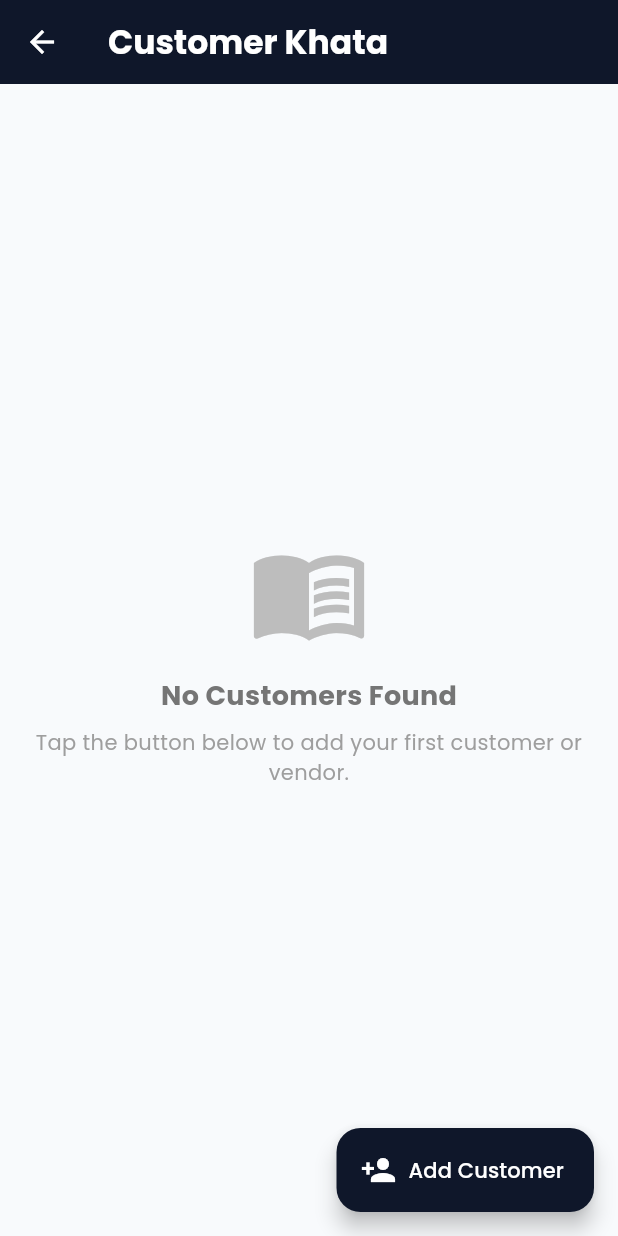
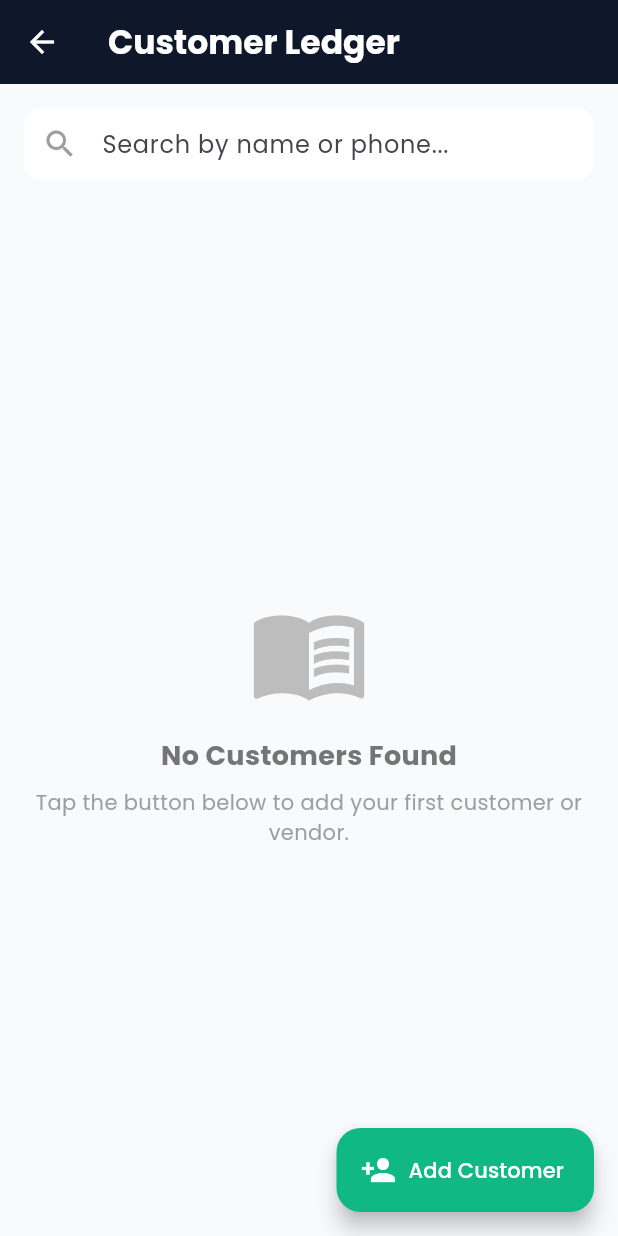
Before and after one commit to RehanAhmadDev/AzamKiryanaStore, a Flutter app: the KhataScreen screen opened directly, on a phone screen of 412 x 824 dp. Run offline on Flutter 3.47's test engine with Material 3 defaults, Android fonts, the phone set to English and light mode, and no system bars; our stand-ins replace flutter_riverpod, google_fonts, sqflite, supabase_flutter; accounts and stored records are empty.

```diff
--- a/lib/features/khata/presentation/pages/khata_screen.dart
+++ b/lib/features/khata/presentation/pages/khata_screen.dart
@@ -4,63 +4,133 @@ import 'package:flutter_riverpod/flutter_riverpod.dart';
 
 import '../state/state/khata_provider.dart';
 import '../widgets/add_customer_dialog.dart';
-import 'customer_detail_screen.dart'; // Naya import add kiya
+import 'customer_detail_screen.dart';
 
-// Riverpod ka state read karne ke liye ConsumerWidget use hota hai
-class KhataScreen extends ConsumerWidget {
+// Search bar ko handle karne ke liye ise ConsumerStatefulWidget banaya hai
+class KhataScreen extends ConsumerStatefulWidget {
   const KhataScreen({super.key});
 
   @override
-  Widget build(BuildContext context, WidgetRef ref) {
-    // Database se customers ka data yahan listen kar rahe hain
+  ConsumerState<KhataScreen> createState() => _KhataScreenState();
+}
+
+class _KhataScreenState extends ConsumerState<KhataScreen> {
+  // Search bar ke controllers
+  final TextEditingController _searchController = TextEditingController();
+  String _searchQuery = '';
+
+  @override
+  void dispose() {
+    _searchController.dispose();
+    super.dispose();
+  }
+
+  @override
+  Widget build(BuildContext context) {
     final customerState = ref.watch(customerProvider);
 
     return Scaffold(
       appBar: AppBar(
         title: const Text(
-          'Customer Khata',
+          'Customer Ledger', // English update
           style: TextStyle(fontWeight: FontWeight.bold, color: Colors.white),
         ),
-        backgroundColor: Theme.of(context).colorScheme.primary,
+        backgroundColor: const Color(0xFF0F172A), // Premium dark blue theme
         iconTheme: const IconThemeData(color: Colors.white),
       ),
       body: Container(
-        color: const Color(0xFFF8FAFC), // Premium light background
+        color: const Color(0xFFF8FAFC),
+        child: Column(
+          children: [
+            // --- NAYA FEATURE: Search Bar ---
+            Padding(
+              padding: const EdgeInsets.all(16.0),
+              child: TextField(
+                controller: _searchController,
+                onChanged: (value) {
+                  setState(() {
+                    _searchQuery = value;
+                  });
+                },
+                decoration: InputDecoration(
+                  hintText: 'Search by name or phone...',
+                  prefixIcon: const Icon(Icons.search, color: Colors.grey),
+                  suffixIcon: _searchQuery.isNotEmpty
+                      ? IconButton(
+                    icon: const Icon(Icons.clear, color: Colors.grey),
+                    onPressed: () {
+                      _searchController.clear();
+                      setState(() {
+                        _searchQuery = '';
+                      });
+                    },
+                  )
+                      : null,
+                  filled: true,
+                  fillColor: Colors.white,
+                  border: OutlineInputBorder(
+                    borderRadius: BorderRadius.circular(12),
+                    borderSide: BorderSide.none,
+                  ),
+                  contentPadding: const EdgeInsets.symmetric(vertical: 0),
+                ),
+              ),
+            ),
+
+            // --- Customer List ---
+            Expanded(
               child: customerState.when(
                 loading: () => const Center(child: CircularProgressIndicator()),
                 error: (error, stack) => Center(child: Text('Error: $error')),
                 data: (customers) {
+
+                  // Filter logic: Name ya Phone match kare
+                  final filteredCustomers = customers.where((customer) {
+                    final nameMatch = customer.name.toLowerCase().contains(_searchQuery.toLowerCase());
+                    final phoneMatch = customer.phone.contains(_searchQuery);
+                    return nameMatch || phoneMatch;
+                  }).toList();
+
                   if (customers.isEmpty) {
                     return _buildEmptyState();
                   }
+
+                  if (filteredCustomers.isEmpty) {
+                    return const Center(
+                      child: Text('No customers match your search.',
+                          style: TextStyle(color: Colors.grey)),
+                    );
+                  }
+
                   return ListView.builder(
-              padding: const EdgeInsets.all(16.0),
-              itemCount: customers.length,
+                    padding: const EdgeInsets.symmetric(horizontal: 16.0),
+                    itemCount: filteredCustomers.length,
                     itemBuilder: (context, index) {
-                final customer = customers[index];
+                      final customer = filteredCustomers[index];
                       return _buildCustomerCard(context, customer);
                     },
                   );
                 },
               ),
             ),
+          ],
+        ),
+      ),
       floatingActionButton: FloatingActionButton.extended(
         onPressed: () {
-          // --- Popup open karne ka logic ---
           showDialog(
             context: context,
             barrierDismissible: true,
             builder: (context) => const AddCustomerDialog(),
           );
         },
-        backgroundColor: Theme.of(context).colorScheme.primary,
+        backgroundColor: const Color(0xFF10B981), // Premium Green
         icon: const Icon(Icons.person_add, color: Colors.white),
         label: const Text('Add Customer', style: TextStyle(color: Colors.white)),
       ),
     );
   }
 
-  // Agar database mein koi customer na ho
   Widget _buildEmptyState() {
     return Center(
       child: Column(
@@ -83,9 +153,7 @@ class KhataScreen extends ConsumerWidget {
     );
   }
 
-  // Individual Customer List Item
   Widget _buildCustomerCard(BuildContext context, dynamic customer) {
-    // Balance display logic (Positive = Lene hain, Negative = Dene hain)
     final bool isReceivable = customer.totalBalance >= 0;
     final String balanceText = 'Rs. ${customer.totalBalance.abs().toStringAsFixed(0)}';
     final Color balanceColor = isReceivable ? const Color(0xFF10B981) : Colors.red.shade600;
@@ -106,12 +174,12 @@ class KhataScreen extends ConsumerWidget {
       child: ListTile(
         contentPadding: const EdgeInsets.symmetric(horizontal: 20, vertical: 8),
         leading: CircleAvatar(
-          backgroundColor: Theme.of(context).colorScheme.primary.withOpacity(0.1),
+          backgroundColor: const Color(0xFF0F172A).withOpacity(0.1),
           radius: 25,
           child: Text(
             customer.name[0].toUpperCase(),
-            style: TextStyle(
-              color: Theme.of(context).colorScheme.primary,
+            style: const TextStyle(
+              color: Color(0xFF0F172A),
               fontWeight: FontWeight.bold,
               fontSize: 18,
             ),
@@ -149,13 +217,12 @@ class KhataScreen extends ConsumerWidget {
               style: TextStyle(fontWeight: FontWeight.w800, fontSize: 16, color: balanceColor),
             ),
             Text(
-              isReceivable ? 'Aap ne lene hain' : 'Aap ne dene hain',
+              isReceivable ? "You'll Get" : "You'll Give", // Updated to English
               style: TextStyle(fontSize: 10, color: Colors.grey.shade600, fontWeight: FontWeight.w500),
             ),
           ],
         ),
         onTap: () {
-          // --- UPDATED: Navigate to Detail Screen ---
           Navigator.push(
             context,
             MaterialPageRoute(
```
Also changed, not shown: lib/features/khata/presentation/pages/customer_detail_screen.dart (+23 -8 lines). Lines whose indentation alone changed are shown as unchanged.
